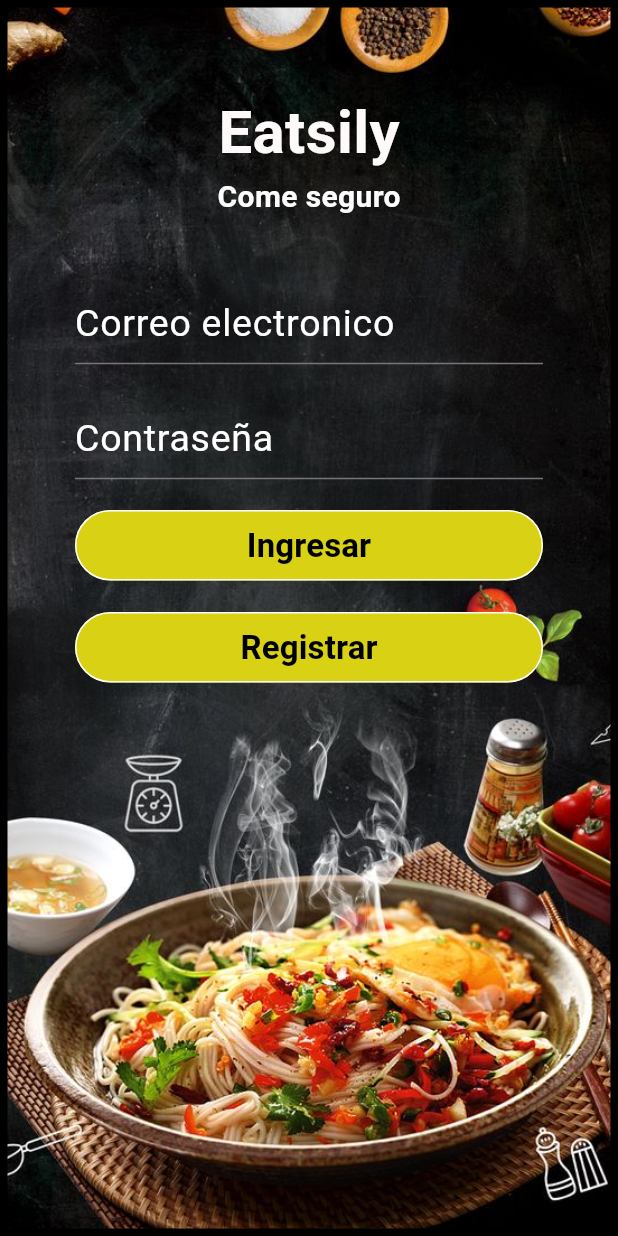
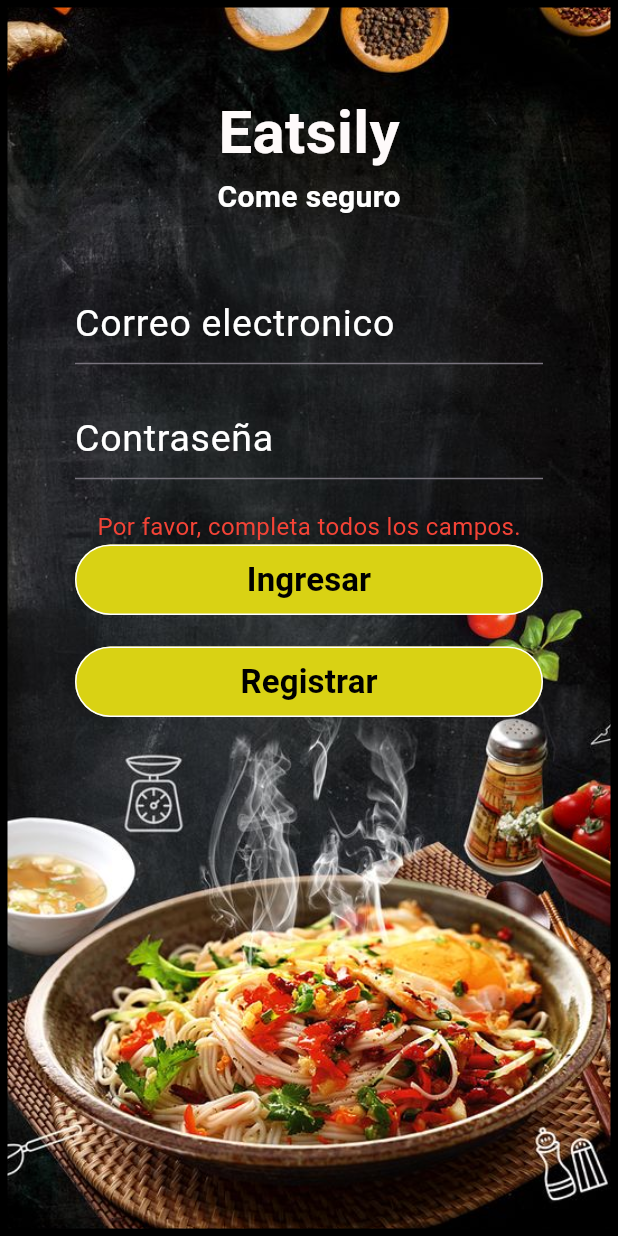
Before and after one commit to gentlemani/flutterSchool, a Flutter app: the screen it shows after launch, after a tap on "Ingresar", on a phone screen of 412 x 824 dp. Run offline on Flutter 3.47's test engine with Material 3 defaults, Android fonts, the phone set to English and light mode, and no system bars; our stand-ins replace firebase_auth, firebase_core; accounts and stored records are empty.

Commit message:
Colocar mensaje de error al no rellenar campos

```diff
--- a/lib/sesion/login_page.dart
+++ b/lib/sesion/login_page.dart
@@ -18,6 +18,13 @@ class _SignInPageState extends State<SignInPage> {
   final TextEditingController _controllerPassword = TextEditingController();
 
   Future<void> signInWithEmailAndPassword() async {
+    // Verificar que los campos no estén vacíos
+    if (_controllerEmail.text.isEmpty || _controllerPassword.text.isEmpty) {
+      setState(() {
+        errorMessage = 'Por favor, completa todos los campos.';
+      });
+      return; // Detener la función si algún campo está vacío
+    }
     try {
       await Auth().signInWithEmailAndPassword(
           email: _controllerEmail.text, password: _controllerPassword.text);
@@ -183,6 +190,14 @@ class _SignInPageState extends State<SignInPage> {
               _entryEmailField(_controllerEmail),
               _entryPasswordField(_controllerPassword),
               const SizedBox(height: 20),
+              if (errorMessage != null && errorMessage!.isNotEmpty)
+                Text(
+                  errorMessage!,
+                  style: const TextStyle(
+                    color: Colors.red,
+                    fontSize: 16,
+                  ),
+                ),
               _submitButton(),
               const SizedBox(
                 height: 20,
```
